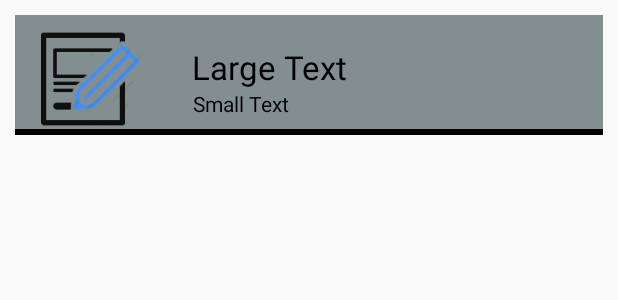
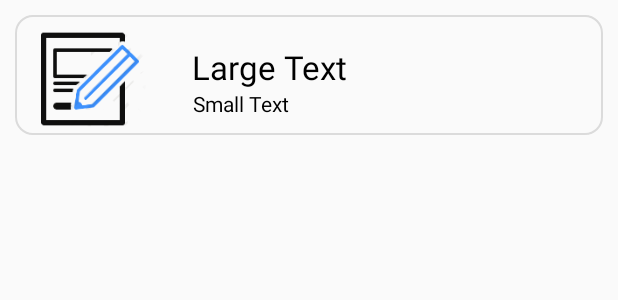
Before and after one commit to erkanozkan/Xformbuilder.Android, an Android app: the layout draf_line_layout.xml on its own in the app's theme, with its tools: preview values and no code run, on a phone screen of 412 x 824 dp. Shown: the top 300 px of the screen. Run offline under Robolectric (Android 15) with nearby library versions, the phone set to English and light mode, and no system bars.

Commit message:
Form listesi sayfasındaki her bir liste item için tasarım düzenlendi

```diff
--- a/app/src/main/java/com/prg/xformbuilder/xformbuilder/FormActivity.java
+++ b/app/src/main/java/com/prg/xformbuilder/xformbuilder/FormActivity.java
@@ -107,7 +107,7 @@ public class FormActivity extends Activity {
                     List<Form> formList=  dbHandler.getAllFormListVw(String.valueOf(parentId));
                     FormList   formArray[] = new FormList[formList.size()];
                     for (int i=0;i<formList.size();i++){
-                        formArray[i] = new FormList(formList.get(i).getFormId(), formList.get(i).getFormTitle(), formList.get(i).getUserName(), R.mipmap.ic_launcher);
+                        formArray[i] = new FormList(formList.get(i).getFormId(), formList.get(i).getFormTitle(), formList.get(i).getUserName(), R.mipmap.icon1);
                     }
                     adaptor = new FormAdaptor(getApplicationContext(), R.layout.line_layout, formArray);
                     lv.setAdapter(adaptor);
@@ -196,7 +196,7 @@ public class FormActivity extends Activity {
                     List<Form> formList=  dbHandler.getAllFormListVw(String.valueOf(parentId));
                     FormList   formArray[] = new FormList[formList.size()];
                     for (int i=0;i<formList.size();i++){
-                        formArray[i] = new FormList(formList.get(i).getFormId(), formList.get(i).getFormTitle(), formList.get(i).getUserName(), R.mipmap.ic_launcher);
+                        formArray[i] = new FormList(formList.get(i).getFormId(), formList.get(i).getFormTitle(), formList.get(i).getUserName(), R.mipmap.icon2);
                     }
                     adaptor = new FormAdaptor(getApplicationContext(), R.layout.line_layout, formArray);
                     lv.setAdapter(adaptor);
--- a/app/src/main/res/drawable/list_item_border.xml
+++ b/app/src/main/res/drawable/list_item_border.xml
@@ -1,13 +1,6 @@
 <?xml version="1.0" encoding="utf-8"?>
-<layer-list xmlns:android="http://schemas.android.com/apk/res/android">
-<item>
-    <shape android:shape="rectangle">
-        <solid android:color="#000000" />
-    </shape>
-</item>
-<item android:bottom="4dp">
-    <shape android:shape="rectangle">
-        <solid android:color="#838e91" />
-    </shape>
-</item>
-</layer-list>
+<shape xmlns:android="http://schemas.android.com/apk/res/android"
+    android:shape="rectangle">
+    <corners android:radius="11dp" />
+    <stroke android:width="2px" android:color="#dbdbdb" />
+</shape>
```
Also changed, not shown: app/src/main/res/layout/line_layout.xml (+18 -19 lines).
